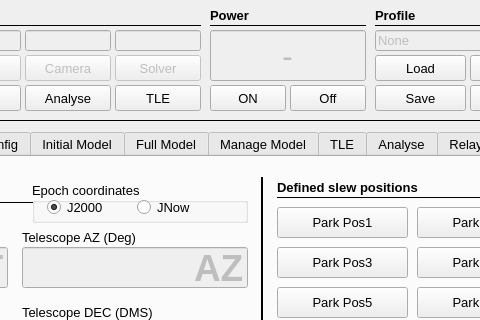
mworion/MountWizzard4, file mountwizzard4/gui/main.ui: the form before one commit; both pictures show x 235 to 715 and y 0 to 320 of the 800 by 600 pixel window.
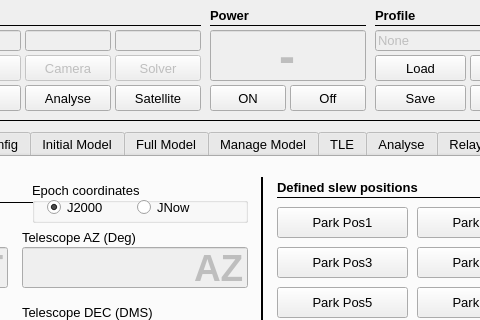
The form after the commit.

Commit message: added icons to main window

What changed in the file:
```diff
--- a/mountwizzard4/gui/main.ui
+++ b/mountwizzard4/gui/main.ui
@@ -17254,7 +17254,7 @@
     <string notr="true"/>
    </property>
    <property name="text">
-    <string>TLE</string>
+    <string>Satellite</string>
    </property>
   </widget>
   <widget class="QPushButton" name="btn_openAnalyseWindow">
@@ -17312,9 +17312,9 @@
    <property name="font">
     <font>
      <family>Arial</family>
-     <pointsize>24</pointsize>
-     <weight>50</weight>
-     <bold>false</bold>
+     <pointsize>36</pointsize>
+     <weight>75</weight>
+     <bold>true</bold>
     </font>
    </property>
    <property name="mouseTracking">
```
Left out of the diff: 36 changed lines with no effect on the pictures. The commit also changes 3 other files.
